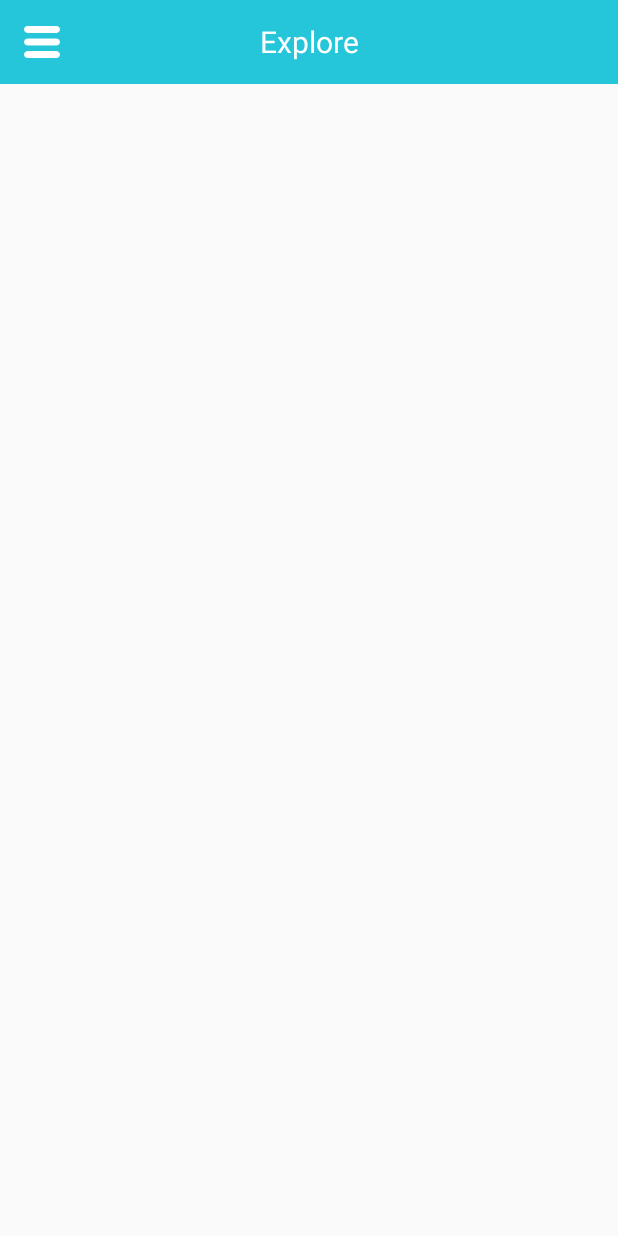
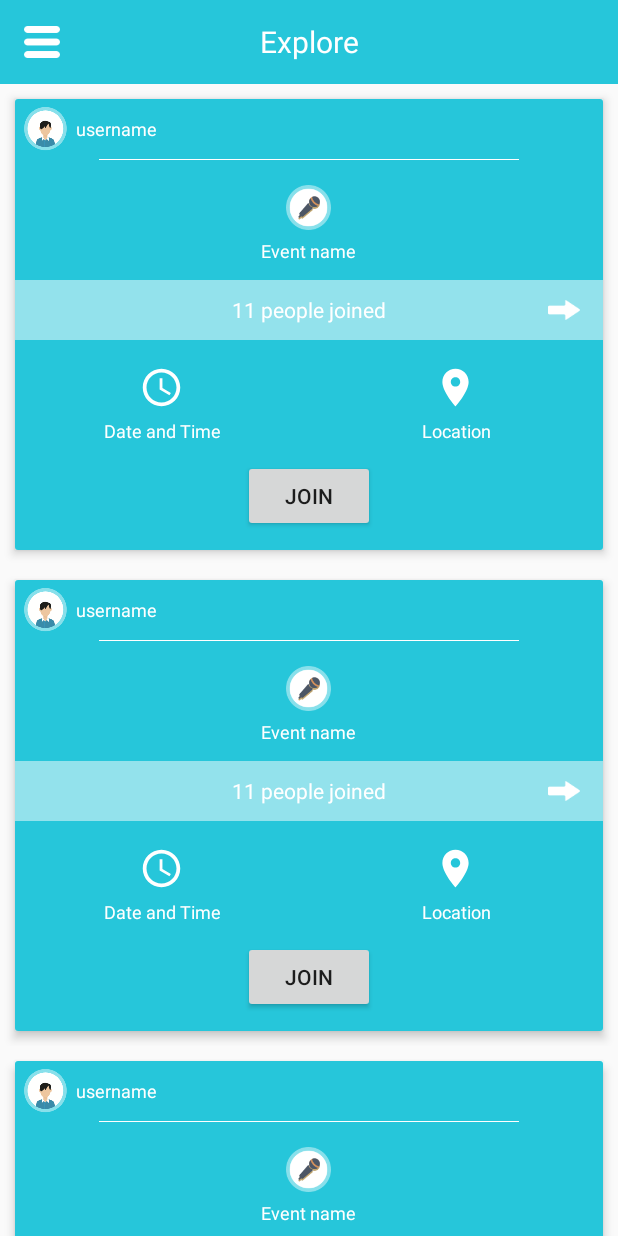
Before and after one commit to taveratch/joinpa-android, an Android app: the fragment ExploreFragment shown on its own in the app's theme, on a phone screen of 412 x 824 dp. Run offline under Robolectric (Android 15) with nearby library versions, the light colour scheme and no system bars; our stand-ins replace ButterKnife.

Commit message:
Show event items on ExloreFragment

```diff
--- a/app/build.gradle
+++ b/app/build.gradle
@@ -27,10 +27,12 @@ dependencies {
     compile 'com.android.support:appcompat-v7:23.1.1'
     compile 'com.android.support:design:23.1.1'
     compile 'com.android.support:recyclerview-v7:+'
+    compile 'com.android.support:cardview-v7:23.0.+'
     compile 'com.squareup.retrofit2:retrofit:2.0.2'
     compile 'com.squareup.retrofit2:converter-gson:2.0.1'
     compile 'com.jakewharton:butterknife:8.0.1'
     apt 'com.jakewharton:butterknife-compiler:8.0.1'
     compile 'net.simonvt.menudrawer:menudrawer:3.0.6'
     compile 'com.bignerdranch.android:recyclerview-multiselect:0.2'
+
 }
--- /dev/null
+++ b/app/src/main/java/io/joinpa/joinpa/ui/adapters/EventAdapter.java
@@ -0,0 +1,68 @@
+package io.joinpa.joinpa.ui.adapters;
+
+import android.app.usage.UsageEvents;
+import android.support.v7.widget.RecyclerView;
+import android.view.LayoutInflater;
+import android.view.View;
+import android.view.ViewGroup;
+import android.widget.ImageView;
+import android.widget.TextView;
+
+import butterknife.BindView;
+import butterknife.ButterKnife;
+import io.joinpa.joinpa.R;
+
+/**
+ * Created by Peter on 5/20/2016 AD.
+ */
+public class EventAdapter extends RecyclerView.Adapter<EventAdapter.ViewHolder> {
+
+    public static class ViewHolder extends RecyclerView.ViewHolder {
+
+        @BindView(R.id.user_image)
+        ImageView userImage;
+
+        @BindView(R.id.username)
+        TextView username;
+
+        @BindView(R.id.event_name)
+        TextView eventName;
+
+        @BindView(R.id.time_label)
+        TextView timeLabel;
+
+        @BindView(R.id.location_label)
+        TextView location;
+
+        public ViewHolder(View v) {
+            super(v);
+            ButterKnife.bind(this, v);
+        }
+
+    }
+
+    @Override
+    public ViewHolder onCreateViewHolder(ViewGroup parent, int viewType) {
+
+        View v = LayoutInflater.from(parent.getContext())
+                .inflate(R.layout.event_item, parent, false);
+
+        ViewHolder vh = new ViewHolder(v);
+
+        return vh;
+
+    }
+
+    @Override
+    public void onBindViewHolder(ViewHolder holder, int position) {
+
+    }
+
+    @Override
+    public int getItemCount() {
+        return 4;
+    }
+
+
+
+}
--- a/app/src/main/java/io/joinpa/joinpa/ui/fragments/ExploreFragment.java
+++ b/app/src/main/java/io/joinpa/joinpa/ui/fragments/ExploreFragment.java
@@ -3,6 +3,8 @@ package io.joinpa.joinpa.ui.fragments;
 import android.os.Bundle;
 import android.support.annotation.Nullable;
 import android.support.v4.app.Fragment;
+import android.support.v7.widget.LinearLayoutManager;
+import android.support.v7.widget.RecyclerView;
 import android.support.v7.widget.Toolbar;
 import android.util.Log;
 import android.view.LayoutInflater;
@@ -15,6 +17,7 @@ import java.util.Observer;
 import butterknife.BindView;
 import butterknife.ButterKnife;
 import io.joinpa.joinpa.R;
+import io.joinpa.joinpa.ui.adapters.EventAdapter;
 
 /**
  * Created by TAWEESOFT on 5/15/16 AD.
@@ -23,6 +26,11 @@ public class ExploreFragment extends ObservableFragment {
 
     @BindView(R.id.toolbar)
     Toolbar toolbar;
+
+    @BindView(R.id.event_recyclerView)
+    RecyclerView recyclerView;
+
+    private EventAdapter adapter;
 
     @Nullable
     @Override
@@ -41,5 +49,12 @@ public class ExploreFragment extends ObservableFragment {
                 notifyObservers();
             }
         });
+
+        LinearLayoutManager llm = new LinearLayoutManager(getActivity(), LinearLayoutManager.VERTICAL, false);
+        recyclerView.setLayoutManager(llm);
+
+        adapter = new EventAdapter();
+        recyclerView.setAdapter(adapter);
+
     }
 }
--- /dev/null
+++ b/app/src/main/res/drawable/ic_access_time_white_24dp.xml
@@ -0,0 +1,9 @@
+<vector xmlns:android="http://schemas.android.com/apk/res/android"
+        android:width="24dp"
+        android:height="24dp"
+        android:viewportWidth="24.0"
+        android:viewportHeight="24.0">
+    <path
+        android:fillColor="#FFFFFF"
+        android:pathData="M11.99,2C6.47,2 2,6.48 2,12s4.47,10 9.99,10C17.52,22 22,17.52 22,12S17.52,2 11.99,2zM12,20c-4.42,0 -8,-3.58 -8,-8s3.58,-8 8,-8 8,3.58 8,8 -3.58,8 -8,8zM12.5,7H11v6l5.25,3.15 0.75,-1.23 -4.5,-2.67z"/>
+</vector>
--- /dev/null
+++ b/app/src/main/res/drawable/ic_location_on_white_24dp.xml
@@ -0,0 +1,9 @@
+<vector xmlns:android="http://schemas.android.com/apk/res/android"
+        android:width="24dp"
+        android:height="24dp"
+        android:viewportWidth="24.0"
+        android:viewportHeight="24.0">
+    <path
+        android:fillColor="#FFFFFF"
+        android:pathData="M12,2C8.13,2 5,5.13 5,9c0,5.25 7,13 7,13s7,-7.75 7,-13c0,-3.87 -3.13,-7 -7,-7zM12,11.5c-1.38,0 -2.5,-1.12 -2.5,-2.5s1.12,-2.5 2.5,-2.5 2.5,1.12 2.5,2.5 -1.12,2.5 -2.5,2.5z"/>
+</vector>
--- /dev/null
+++ b/app/src/main/res/layout/event_item.xml
@@ -0,0 +1,202 @@
+<?xml version="1.0" encoding="utf-8"?>
+<LinearLayout xmlns:android="http://schemas.android.com/apk/res/android"
+    xmlns:app="http://schemas.android.com/apk/res-auto"
+    android:layout_width="match_parent"
+    android:layout_height="wrap_content">
+
+    <android.support.v7.widget.CardView
+        xmlns:card_view="http://schemas.android.com/apk/res-auto"
+        android:layout_width="match_parent"
+        android:layout_height="wrap_content"
+        card_view:cardElevation="4dp"
+        card_view:cardCornerRadius="2dp"
+        android:layout_margin="10dp"
+        >
+        <LinearLayout
+            android:layout_width="match_parent"
+            android:layout_height="match_parent"
+            android:orientation="vertical"
+            android:background="@color/colorPrimary">
+
+            <RelativeLayout
+                android:layout_width="match_parent"
+                android:layout_height="40dp">
+
+                <ImageView
+                    android:layout_width="30dp"
+                    android:layout_height="30dp"
+                    android:id="@+id/user_image"
+                    android:layout_centerVertical="true"
+                    android:layout_alignParentLeft="true"
+                    android:layout_alignParentStart="true"
+                    android:layout_margin="5dp"
+                    android:src="@drawable/sidebar_account_icon" />
+
+                <TextView
+                    android:layout_width="wrap_content"
+                    android:layout_height="wrap_content"
+                    android:text="username"
+                    android:id="@+id/username"
+                    android:layout_centerVertical="true"
+                    android:layout_toRightOf="@+id/user_image"
+                    android:layout_toEndOf="@+id/user_image"
+                    android:textColor="#ffffff"
+                    android:textSize="@dimen/text_small"/>
+            </RelativeLayout>
+
+            <ImageView
+                android:layout_width="280dp"
+                android:layout_height="0.5dp"
+                android:background="#ffffff"
+                android:layout_gravity="center"/>
+
+
+            <FrameLayout
+                android:layout_width="match_parent"
+                android:layout_height="80dp">
+
+                <LinearLayout
+                    android:orientation="vertical"
+                    android:layout_width="wrap_content"
+                    android:layout_height="wrap_content"
+                    android:layout_gravity="center">
+
+                    <ImageView
+                        android:layout_width="30dp"
+                        android:layout_height="30dp"
+                        android:id="@+id/imageView4"
+                        android:layout_margin="5dp"
+                        android:layout_gravity="center_horizontal"
+                        android:src="@drawable/sidebar_myevent_icon"/>
+
+                    <TextView
+                        android:layout_width="wrap_content"
+                        android:layout_height="wrap_content"
+                        android:text="Event name"
+                        android:id="@+id/event_name"
+                        android:layout_gravity="center_horizontal"
+                        android:textColor="#ffffff"
+                        android:textSize="@dimen/text_small"/>
+                </LinearLayout>
+            </FrameLayout>
+
+            <RelativeLayout
+                android:layout_width="match_parent"
+                android:layout_height="40dp"
+                android:background="#80FFFFFF">
+
+                <TextView
+                    android:layout_width="wrap_content"
+                    android:layout_height="wrap_content"
+                    android:layout_centerHorizontal="true"
+                    android:layout_centerVertical="true"
+                    android:text="11 people joined"
+                    android:id="@+id/textView4"
+                    android:textColor="#ffffff"/>
+
+                <ImageView
+                    android:layout_width="wrap_content"
+                    android:layout_height="wrap_content"
+                    android:src="@drawable/right_arrow"
+                    android:layout_centerVertical="true"
+                    android:layout_alignParentRight="true"
+                    android:layout_alignParentEnd="true"
+                    android:layout_marginRight="10dp"
+                    android:padding="5dp"/>
+
+            </RelativeLayout>
+
+
+            <LinearLayout
+                android:layout_width="match_parent"
+                android:layout_height="80dp"
+                android:orientation="horizontal"
+                android:weightSum="2">
+
+                <FrameLayout
+                    android:layout_width="wrap_content"
+                    android:layout_height="match_parent"
+                    android:layout_weight="1">
+
+                    <LinearLayout
+                        android:layout_width="wrap_content"
+                        android:layout_height="wrap_content"
+                        android:layout_gravity="center"
+                        android:orientation="vertical">
+
+                        <ImageView
+                            android:layout_width="30dp"
+                            android:layout_height="30dp"
+                            android:id="@+id/time_icon"
+                            android:layout_margin="5dp"
+                            android:layout_gravity="center"
+                            android:src="@drawable/ic_access_time_white_24dp"/>
+
+                        <TextView
+                            android:layout_width="100dp"
+                            android:layout_height="wrap_content"
+                            android:text="Date and Time"
+                            android:id="@+id/time_label"
+                            android:textAlignment="center"
+                            android:textColor="#ffffff"
+                            android:textSize="@dimen/text_small"/>
+
+                    </LinearLayout>
+
+
+
+                </FrameLayout>
+
+                <FrameLayout
+                    android:layout_width="wrap_content"
+                    android:layout_height="match_parent"
+                    android:layout_weight="1">
+
+                    <LinearLayout
+                        android:layout_width="wrap_content"
+                        android:layout_height="wrap_content"
+                        android:layout_gravity="center"
+                        android:orientation="vertical">
+
+                        <ImageView
+                            android:layout_width="30dp"
+                            android:layout_height="30dp"
+                            android:id="@+id/location_icon"
+                            android:layout_margin="5dp"
+                            android:layout_gravity="center"
+                            android:src="@drawable/ic_location_on_white_24dp"/>
+
+                        <TextView
+                            android:layout_width="100dp"
+                            android:layout_height="wrap_content"
+                            android:text="Location"
+                            android:id="@+id/location_label"
+                            android:textAlignment="center"
+                            android:textColor="#ffffff"
+                            android:textSize="@dimen/text_small"/>
+
+                    </LinearLayout>
+
+
+                </FrameLayout>
+
+            </LinearLayout>
+
+            <RelativeLayout
+                android:layout_width="match_parent"
+                android:layout_height="60dp">
+                <Button
+                    android:layout_width="wrap_content"
+                    android:layout_height="wrap_content"
+                    android:layout_centerHorizontal="true"
+                    android:text="Join"/>
+            </RelativeLayout>
+
+        </LinearLayout>
+
+
+
+    </android.support.v7.widget.CardView>
+
+
+</LinearLayout>
--- a/app/src/main/res/layout/explore_fragment_layout.xml
+++ b/app/src/main/res/layout/explore_fragment_layout.xml
@@ -17,4 +17,11 @@
             android:textSize="@dimen/text_heading"
             android:text="@string/explore"/>
     </android.support.v7.widget.Toolbar>
+
+    <android.support.v7.widget.RecyclerView
+        android:layout_width="match_parent"
+        android:layout_height="match_parent"
+        android:id="@+id/event_recyclerView">
+
+    </android.support.v7.widget.RecyclerView>
 </LinearLayout>
--- a/app/src/main/res/values/dimens.xml
+++ b/app/src/main/res/values/dimens.xml
@@ -2,6 +2,7 @@
     <!-- Default screen margins, per the Android Design guidelines. -->
     <dimen name="activity_horizontal_margin">16dp</dimen>
     <dimen name="activity_vertical_margin">16dp</dimen>
+    <dimen name="text_small">12dp</dimen>
     <dimen name="text_body">14sp</dimen>
     <dimen name="text_heading">20sp</dimen>
     <dimen name="text_input_margin_top">4dp</dimen>
```
Also changed, not shown: app/src/main/AndroidManifest.xml (+7 -5 lines).
